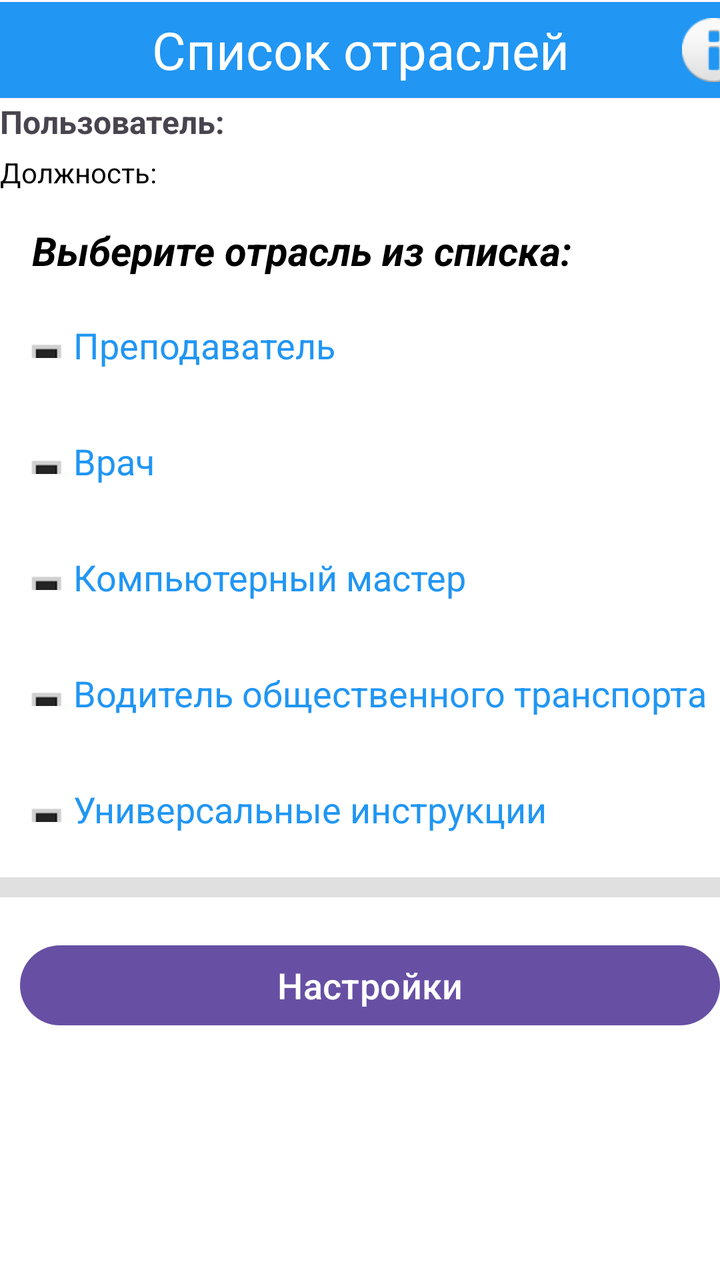
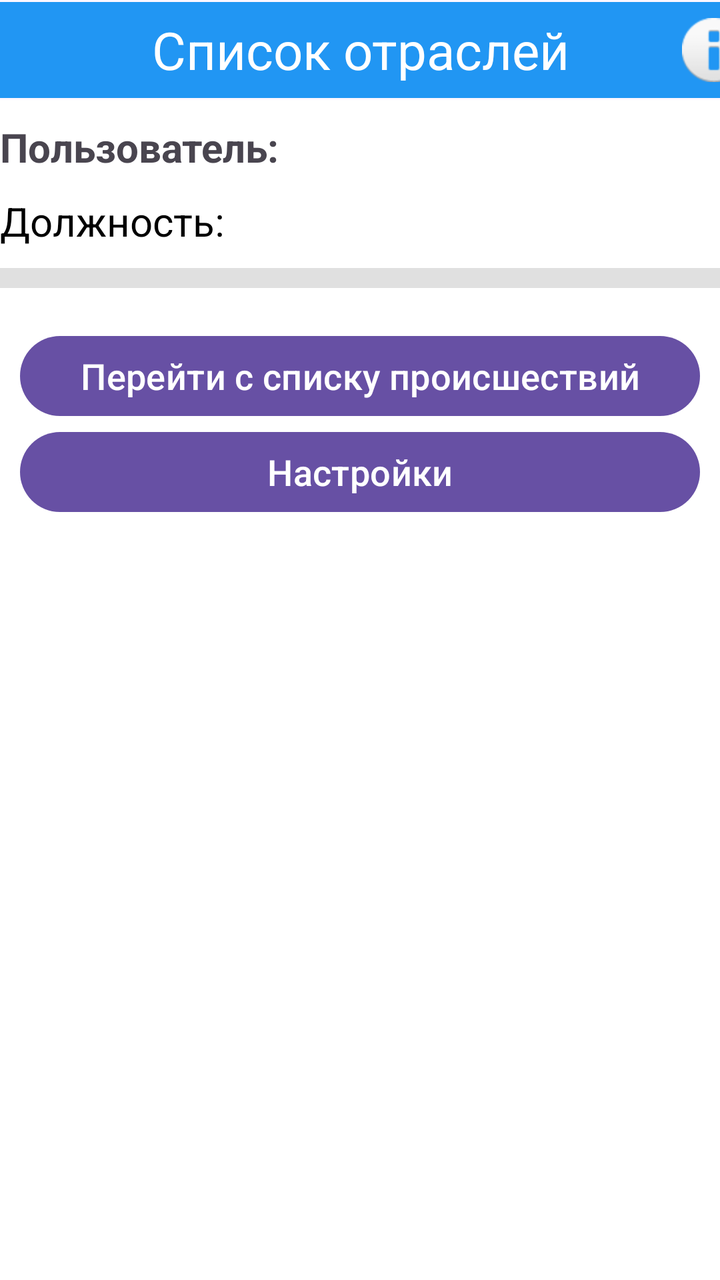

Before-and-after screenshots of an Android layout around one commit, followed by the original layout XML and the change that was made.
<!-- AndroidManifest.xml: application theme Theme.First_Aid -->
<!-- res/layout/activity_main.xml -->
<?xml version="1.0" encoding="utf-8"?>
<androidx.constraintlayout.widget.ConstraintLayout xmlns:android="http://schemas.android.com/apk/res/android"
    xmlns:app="http://schemas.android.com/apk/res-auto"
    xmlns:tools="http://schemas.android.com/tools"
    android:id="@+id/main"
    android:layout_width="match_parent"
    android:layout_height="match_parent"
    tools:context=".MainActivity">


    <LinearLayout
        android:id="@+id/linearLayout"
        android:layout_width="match_parent"
        android:layout_height="match_parent"
        android:layout_marginTop="50dp"
        android:background="@color/white"
        android:orientation="vertical"
        android:visibility="visible"
        app:layout_constraintBottom_toBottomOf="parent"
        app:layout_constraintEnd_toEndOf="parent"
        app:layout_constraintStart_toStartOf="parent"
        app:layout_constraintTop_toTopOf="parent">

        <TextView
            android:id="@+id/tvUserName"
            android:layout_width="match_parent"
            android:layout_height="wrap_content"
            android:layout_marginBottom="5dp"
            android:text="Пользователь: "
            android:textSize="16sp"
            android:textStyle="bold" />

        <TextView
            android:id="@+id/tvUserPosition"
            android:layout_width="match_parent"
            android:layout_height="wrap_content"
            android:text="Должность: "
            android:textSize="14sp"
            android:textColor="@color/black" />

        <TextView
            android:id="@+id/choice"
            android:layout_width="wrap_content"
            android:layout_height="wrap_content"
            android:layout_marginLeft="16dp"
            android:layout_marginTop="16dp"
            android:layout_marginBottom="10dp"
            android:text="@string/choice"
            android:textColor="@color/black"
            android:textSize="20sp"
            android:textStyle="bold|italic" />

        <TextView
            android:id="@+id/industry1"
            android:layout_width="wrap_content"
            android:layout_height="wrap_content"
            android:layout_gravity="start"
            android:layout_marginLeft="10dp"
            android:layout_marginBottom="10dp"
            android:clickable="true"
            android:drawableStart="@android:drawable/menu_frame"
            android:focusable="true"
            android:gravity="center_vertical"
            android:minHeight="48dp"
            android:onClick="goToSecondActivity"
            android:text="@string/teacher"
            android:textColor="@color/blue_text"
            android:textSize="18sp" />

        <TextView
            android:id="@+id/industry2"
            android:layout_width="wrap_content"
            android:layout_height="wrap_content"
            android:layout_gravity="start"
            android:layout_marginLeft="10dp"
            android:layout_marginBottom="10dp"
            android:clickable="true"
            android:drawableStart="@android:drawable/menu_frame"
            android:focusable="true"
            android:gravity="center_vertical"
            android:minHeight="48dp"
            android:onClick="goToSecondActivity"
            android:text="@string/doctor"
            android:textColor="@color/blue_text"
            android:textSize="18sp" />

        <TextView
            android:id="@+id/industry3"
            android:layout_width="wrap_content"
            android:layout_height="wrap_content"
            android:layout_gravity="start"
            android:layout_marginLeft="10dp"
            android:layout_marginBottom="10dp"
            android:clickable="true"
            android:drawableStart="@android:drawable/menu_frame"
            android:focusable="true"
            android:gravity="center_vertical"
            android:minHeight="48dp"
            android:onClick="goToSecondActivity"
            android:text="@string/comp_master"
            android:textColor="@color/blue_text"
            android:textSize="18sp" />

        <TextView
            android:id="@+id/industry4"
            android:layout_width="wrap_content"
            android:layout_height="wrap_content"
            android:layout_gravity="start"
            android:layout_marginLeft="10dp"
            android:layout_marginBottom="10dp"
            android:clickable="true"
            android:drawableStart="@android:drawable/menu_frame"
            android:focusable="true"
            android:gravity="center_vertical"
            android:minHeight="48dp"
            android:onClick="goToSecondActivity"
            android:text="@string/driver"
            android:textColor="@color/blue_text"
            android:textSize="18sp" />

        <TextView
            android:id="@+id/industry5"
            android:layout_width="match_parent"
            android:layout_height="wrap_content"
            android:layout_gravity="start"
            android:layout_marginLeft="10dp"
            android:layout_marginBottom="10dp"
            android:clickable="true"
            android:drawableStart="@android:drawable/menu_frame"
            android:focusable="true"
            android:gravity="center_vertical"
            android:minHeight="48dp"
            android:onClick="goToSecondActivity"
            android:text="@string/universal"
            android:textColor="@color/blue_text"
            android:textSize="18sp" />

        <View
            android:id="@+id/divider2"
            android:layout_width="match_parent"
            android:layout_height="10dp"
            android:background="?android:attr/listDivider" />

        <Button
            android:id="@+id/settingsButton"
            android:layout_width="match_parent"
            android:layout_height="wrap_content"
            android:layout_marginLeft="10dp"
            android:layout_marginTop="20dp"
            android:layout_marginBottom="10dp"
            android:text="Настройки"
            android:textColor="@color/white"
            android:textSize="18sp" />
    </LinearLayout>

    <LinearLayout
        android:id="@+id/top_toolbar"
        android:layout_width="409dp"
        android:layout_height="48dp"
        android:layout_marginStart="1dp"
        android:layout_marginTop="1dp"
        android:layout_marginEnd="1dp"
        android:layout_marginBottom="1dp"
        android:background="@color/common_background_toolbar"
        android:orientation="horizontal"
        android:gravity="center"
        app:layout_constraintBottom_toTopOf="@+id/linearLayout"
        app:layout_constraintEnd_toEndOf="parent"
        app:layout_constraintStart_toStartOf="parent"
        app:layout_constraintTop_toTopOf="parent">

        <androidx.appcompat.widget.Toolbar
            android:id="@+id/toolbar"
            android:layout_width="match_parent"
            android:layout_height="match_parent"
            android:layout_weight="1"
            app:contentInsetStart="0dp">

            <TextView
                android:id="@+id/textView2"
                android:layout_width="wrap_content"
                android:layout_height="match_parent"
                android:layout_gravity="center"
                android:gravity="center"
                android:text="@string/industries_list"
                android:textAlignment="center"
                android:textColor="@color/white"
                android:textSize="26sp" />

            <ImageButton
                android:id="@+id/aboutButton"
                android:layout_width="wrap_content"
                android:layout_height="match_parent"
                android:layout_gravity="end"
                android:backgroundTint="@android:color/transparent"
                app:srcCompat="@android:drawable/ic_dialog_info" />

        </androidx.appcompat.widget.Toolbar>

    </LinearLayout>
</androidx.constraintlayout.widget.ConstraintLayout>
<!-- resources referenced by this layout -->
<resources>
  <color name="black">#FF000000</color>
  <color name="blue_text">#2196F3</color>
  <color name="common_background_toolbar">#2196F3</color>
  <color name="white">#FFFFFFFF</color>
  <string name="choice">Выберите отрасль из списка:</string>
  <string name="comp_master">Компьютерный мастер</string>
  <string name="doctor">Врач</string>
  <string name="driver">Водитель общественного транспорта</string>
  <string name="industries_list">Список отраслей</string>
  <string name="teacher">Преподаватель</string>
  <string name="universal">Универсальные инструкции</string>
  <style name="Theme.First_Aid" parent="Base.Theme.First_Aid" />
  <style name="Base.Theme.First_Aid" parent="Theme.Material3.DayNight.NoActionBar">
          
          
      </style>
</resources>

<!-- the commit's change to res/layout/activity_main.xml (unified diff, before → after) -->
@@ -25,9 +25,10 @@
             android:id="@+id/tvUserName"
             android:layout_width="match_parent"
             android:layout_height="wrap_content"
-            android:layout_marginBottom="5dp"
+            android:layout_marginTop="10dp"
+            android:layout_marginBottom="10dp"
             android:text="Пользователь: "
-            android:textSize="16sp"
+            android:textSize="20sp"
             android:textStyle="bold" />
 
         <TextView
@@ -35,118 +36,33 @@
             android:layout_width="match_parent"
             android:layout_height="wrap_content"
             android:text="Должность: "
-            android:textSize="14sp"
-            android:textColor="@color/black" />
-
-        <TextView
-            android:id="@+id/choice"
-            android:layout_width="wrap_content"
-            android:layout_height="wrap_content"
-            android:layout_marginLeft="16dp"
-            android:layout_marginTop="16dp"
-            android:layout_marginBottom="10dp"
-            android:text="@string/choice"
             android:textColor="@color/black"
-            android:textSize="20sp"
-            android:textStyle="bold|italic" />
-
-        <TextView
-            android:id="@+id/industry1"
-            android:layout_width="wrap_content"
-            android:layout_height="wrap_content"
-            android:layout_gravity="start"
-            android:layout_marginLeft="10dp"
-            android:layout_marginBottom="10dp"
-            android:clickable="true"
-            android:drawableStart="@android:drawable/menu_frame"
-            android:focusable="true"
-            android:gravity="center_vertical"
-            android:minHeight="48dp"
-            android:onClick="goToSecondActivity"
-            android:text="@string/teacher"
-            android:textColor="@color/blue_text"
-            android:textSize="18sp" />
-
-        <TextView
-            android:id="@+id/industry2"
-            android:layout_width="wrap_content"
-            android:layout_height="wrap_content"
-            android:layout_gravity="start"
-            android:layout_marginLeft="10dp"
-            android:layout_marginBottom="10dp"
-            android:clickable="true"
-            android:drawableStart="@android:drawable/menu_frame"
-            android:focusable="true"
-            android:gravity="center_vertical"
-            android:minHeight="48dp"
-            android:onClick="goToSecondActivity"
-            android:text="@string/doctor"
-            android:textColor="@color/blue_text"
-            android:textSize="18sp" />
-
-        <TextView
-            android:id="@+id/industry3"
-            android:layout_width="wrap_content"
-            android:layout_height="wrap_content"
-            android:layout_gravity="start"
-            android:layout_marginLeft="10dp"
-            android:layout_marginBottom="10dp"
-            android:clickable="true"
-            android:drawableStart="@android:drawable/menu_frame"
-            android:focusable="true"
-            android:gravity="center_vertical"
-            android:minHeight="48dp"
-            android:onClick="goToSecondActivity"
-            android:text="@string/comp_master"
-            android:textColor="@color/blue_text"
-            android:textSize="18sp" />
-
-        <TextView
-            android:id="@+id/industry4"
-            android:layout_width="wrap_content"
-            android:layout_height="wrap_content"
-            android:layout_gravity="start"
-            android:layout_marginLeft="10dp"
-            android:layout_marginBottom="10dp"
-            android:clickable="true"
-            android:drawableStart="@android:drawable/menu_frame"
-            android:focusable="true"
-            android:gravity="center_vertical"
-            android:minHeight="48dp"
-            android:onClick="goToSecondActivity"
-            android:text="@string/driver"
-            android:textColor="@color/blue_text"
-            android:textSize="18sp" />
-
-        <TextView
-            android:id="@+id/industry5"
-            android:layout_width="match_parent"
-            android:layout_height="wrap_content"
-            android:layout_gravity="start"
-            android:layout_marginLeft="10dp"
-            android:layout_marginBottom="10dp"
-            android:clickable="true"
-            android:drawableStart="@android:drawable/menu_frame"
-            android:focusable="true"
-            android:gravity="center_vertical"
-            android:minHeight="48dp"
-            android:onClick="goToSecondActivity"
-            android:text="@string/universal"
-            android:textColor="@color/blue_text"
-            android:textSize="18sp" />
+            android:textSize="20sp" />
 
         <View
             android:id="@+id/divider2"
             android:layout_width="match_parent"
             android:layout_height="10dp"
+            android:layout_marginTop="10dp"
             android:background="?android:attr/listDivider" />
+
+        <Button
+            android:id="@+id/incidentsButton"
+            android:layout_width="match_parent"
+            android:layout_height="wrap_content"
+            android:layout_marginLeft="10dp"
+            android:layout_marginTop="20dp"
+            android:layout_marginRight="10dp"
+            android:text="Перейти с списку происшествий"
+            android:textColor="@color/white"
+            android:textSize="18sp" />
 
         <Button
             android:id="@+id/settingsButton"
             android:layout_width="match_parent"
             android:layout_height="wrap_content"
             android:layout_marginLeft="10dp"
-            android:layout_marginTop="20dp"
+            android:layout_marginRight="10dp"
             android:layout_marginBottom="10dp"
             android:text="Настройки"
             android:textColor="@color/white"
<!-- resource entries referenced after the edit -->
@@ -1,16 +1,9 @@
 <!-- resources referenced by this layout -->
 <resources>
   <color name="black">#FF000000</color>
-  <color name="blue_text">#2196F3</color>
   <color name="common_background_toolbar">#2196F3</color>
   <color name="white">#FFFFFFFF</color>
-  <string name="choice">Выберите отрасль из списка:</string>
-  <string name="comp_master">Компьютерный мастер</string>
-  <string name="doctor">Врач</string>
-  <string name="driver">Водитель общественного транспорта</string>
   <string name="industries_list">Список отраслей</string>
-  <string name="teacher">Преподаватель</string>
-  <string name="universal">Универсальные инструкции</string>
   <style name="Theme.First_Aid" parent="Base.Theme.First_Aid" />
   <style name="Base.Theme.First_Aid" parent="Theme.Material3.DayNight.NoActionBar">
           
